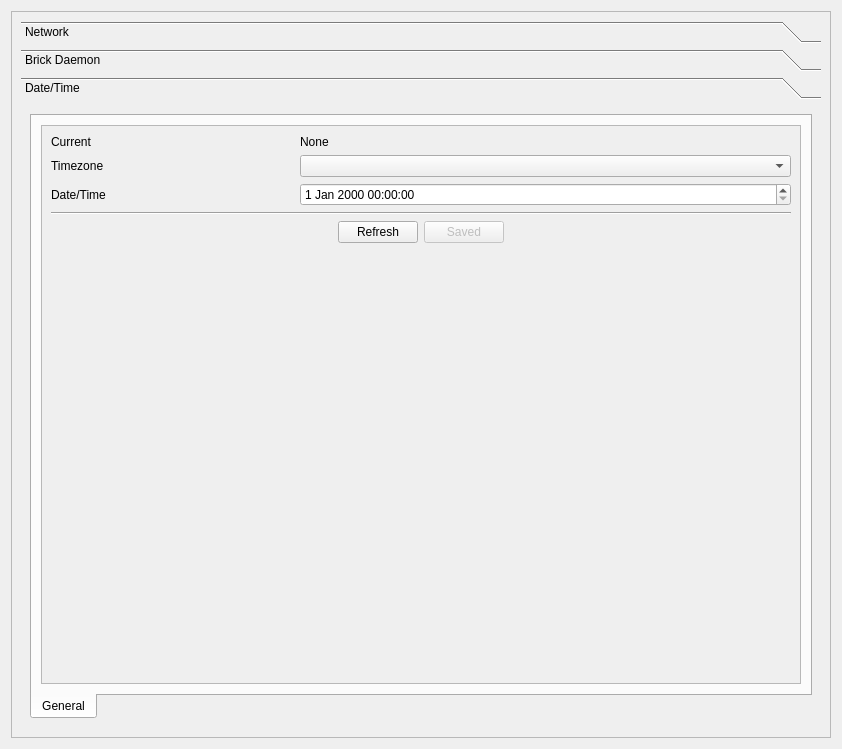
Qt form src/brickv/plugin_system/plugins/red/ui/red_tab_settings.ui (Tinkerforge/brickv) before a commit.
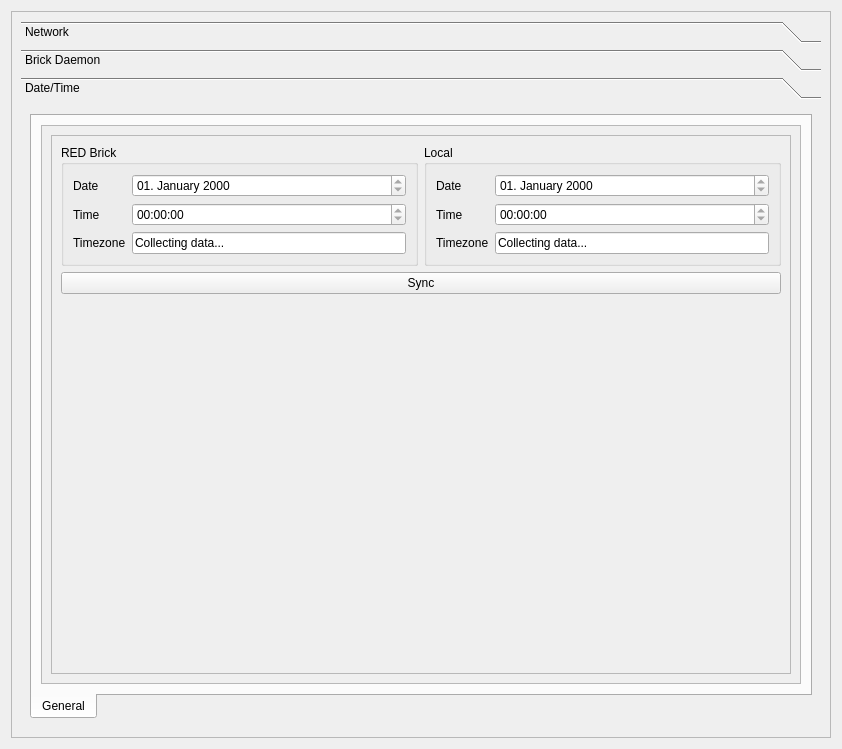
The same form after that commit. The open tabs and pages were chosen to show the change.

Commit message: Add Date/Time tab implementation

What changed in the file:
```diff
--- a/src/brickv/plugin_system/plugins/red/ui/red_tab_settings.ui
+++ b/src/brickv/plugin_system/plugins/red/ui/red_tab_settings.ui
@@ -1251,111 +1251,207 @@
                    <height>547</height>
                   </rect>
                  </property>
-                 <layout class="QVBoxLayout" name="verticalLayout_11">
+                 <layout class="QVBoxLayout" name="verticalLayout_21">
                   <item>
-                   <layout class="QGridLayout" name="gridLayout_7">
-                    <item row="2" column="0">
-                     <widget class="QLabel" name="label_20">
-                      <property name="text">
-                       <string>Date/Time</string>
-                      </property>
-                     </widget>
-                    </item>
-                    <item row="1" column="1" colspan="2">
-                     <widget class="QComboBox" name="cbox_datetime_tz"/>
-                    </item>
-                    <item row="1" column="0">
-                     <widget class="QLabel" name="label_19">
-                      <property name="text">
-                       <string>Timezone</string>
-                      </property>
-                     </widget>
-                    </item>
-                    <item row="4" column="0" colspan="3">
-                     <layout class="QHBoxLayout" name="horizontalLayout_8">
+                   <widget class="QScrollArea" name="scrollArea_8">
+                    <property name="widgetResizable">
+                     <bool>true</bool>
+                    </property>
+                    <widget class="QWidget" name="scrollAreaWidgetContents_9">
+                     <property name="geometry">
+                      <rect>
+                       <x>0</x>
+                       <y>0</y>
+                       <width>742</width>
+                       <height>527</height>
+                      </rect>
+                     </property>
+                     <layout class="QVBoxLayout" name="verticalLayout_11">
                       <item>
-                       <spacer name="horizontalSpacer_15">
-                        <property name="orientation">
-                         <enum>Qt::Horizontal</enum>
-                        </property>
-                        <property name="sizeHint" stdset="0">
-                         <size>
-                          <width>40</width>
-                          <height>20</height>
-                         </size>
-                        </property>
-                       </spacer>
+                       <layout class="QHBoxLayout" name="horizontalLayout_4">
+                        <item>
+                         <widget class="QGroupBox" name="groupBox_3">
+                          <property name="title">
+                           <string>RED Brick</string>
+                          </property>
+                          <layout class="QHBoxLayout" name="horizontalLayout_7">
+                           <item>
+                            <layout class="QGridLayout" name="gridLayout_7">
+                             <item row="1" column="0">
+                              <widget class="QLabel" name="label_19">
+                               <property name="text">
+                                <string>Date</string>
+                               </property>
+                              </widget>
+                             </item>
+                             <item row="2" column="0">
+                              <widget class="QLabel" name="label_20">
+                               <property name="text">
+                                <string>Time</string>
+                               </property>
+                              </widget>
+                             </item>
+                             <item row="3" column="0">
+                              <widget class="QLabel" name="label_33">
+                               <property name="text">
+                                <string>Timezone</string>
+                               </property>
+                              </widget>
+                             </item>
+                             <item row="1" column="1">
+                              <widget class="QDateEdit" name="time_date_red">
+                               <property name="enabled">
+                                <bool>true</bool>
+                               </property>
+                               <property name="readOnly">
+                                <bool>true</bool>
+                               </property>
+                               <property name="displayFormat">
+                                <string>dd. MMMM yyyy</string>
+                               </property>
+                               <property name="calendarPopup">
+                                <bool>false</bool>
+                               </property>
+                              </widget>
+                             </item>
+                             <item row="3" column="1">
+                              <widget class="QLineEdit" name="time_timezone_red">
+                               <property name="enabled">
+                                <bool>true</bool>
+                               </property>
+                               <property name="text">
+                                <string>Collecting data...</string>
+                               </property>
+                               <property name="readOnly">
+                                <bool>true</bool>
+                               </property>
+                              </widget>
+                             </item>
+                             <item row="2" column="1">
+                              <widget class="QTimeEdit" name="time_time_red">
+                               <property name="enabled">
+                                <bool>true</bool>
+                               </property>
+                               <property name="readOnly">
+                                <bool>true</bool>
+                               </property>
+                               <property name="displayFormat">
+                                <string>HH:mm:ss</string>
+                               </property>
+                               <property name="calendarPopup">
+                                <bool>false</bool>
+                               </property>
+                              </widget>
+                             </item>
+                            </layout>
+                           </item>
+                          </layout>
+                         </widget>
+                        </item>
+                        <item>
+                         <widget class="QGroupBox" name="groupBox_2">
+                          <property name="title">
+                           <string>Local</string>
+                          </property>
+                          <layout class="QHBoxLayout" name="horizontalLayout_8">
+                           <item>
+                            <layout class="QGridLayout" name="gridLayout_10">
+                             <item row="0" column="0">
+                              <widget class="QLabel" name="label_34">
+                               <property name="text">
+                                <string>Date</string>
+                               </property>
+                              </widget>
+                             </item>
+                             <item row="2" column="1">
+                              <widget class="QLineEdit" name="time_timezone_local">
+                               <property name="enabled">
+                                <bool>true</bool>
+                               </property>
+                               <property name="text">
+                                <string>Collecting data...</string>
+                               </property>
+                               <property name="readOnly">
+                                <bool>true</bool>
+                               </property>
+                              </widget>
+                             </item>
+                             <item row="1" column="0">
+                              <widget class="QLabel" name="label_35">
+                               <property name="text">
+                                <string>Time</string>
+                               </property>
+                              </widget>
+                             </item>
+                             <item row="2" column="0">
+                              <widget class="QLabel" name="label_36">
+                               <property name="text">
+                                <string>Timezone</string>
+                               </property>
+                              </widget>
+                             </item>
+                             <item row="0" column="1">
+                              <widget class="QDateEdit" name="time_date_local">
+                               <property name="enabled">
+                                <bool>true</bool>
+                               </property>
+                               <property name="readOnly">
+                                <bool>true</bool>
+                               </property>
+                               <property name="displayFormat">
+                                <string>dd. MMMM yyyy</string>
+                               </property>
+                               <property name="calendarPopup">
+                                <bool>false</bool>
+                               </property>
+                              </widget>
+                             </item>
+                             <item row="1" column="1">
+                              <widget class="QTimeEdit" name="time_time_local">
+                               <property name="enabled">
+                                <bool>true</bool>
+                               </property>
+                               <property name="readOnly">
+                                <bool>true</bool>
+                               </property>
+                               <property name="displayFormat">
+                                <string>HH:mm:ss</string>
+                               </property>
+                               <property name="calendarPopup">
+                                <bool>false</bool>
+                               </property>
+                              </widget>
+                             </item>
+                            </layout>
+                           </item>
+                          </layout>
+                         </widget>
+                        </item>
+                       </layout>
                       </item>
                       <item>
-                       <widget class="QPushButton" name="pbutton_datetime_refresh">
+                       <widget class="QPushButton" name="time_sync_button">
                         <property name="text">
-                         <string>Refresh</string>
+                         <string>Sync</string>
                         </property>
                        </widget>
                       </item>
                       <item>
-                       <widget class="QPushButton" name="pbutton_datetime_save">
-                        <property name="enabled">
-                         <bool>false</bool>
-                        </property>
-                        <property name="text">
-                         <string>Saved</string>
-                        </property>
-                       </widget>
-                      </item>
-                      <item>
-                       <spacer name="horizontalSpacer_16">
+                       <spacer name="verticalSpacer_7">
                         <property name="orientation">
-                         <enum>Qt::Horizontal</enum>
+                         <enum>Qt::Vertical</enum>
                         </property>
                         <property name="sizeHint" stdset="0">
                          <size>
-                          <width>40</width>
-                          <height>20</height>
+                          <width>20</width>
+                          <height>40</height>
                          </size>
                         </property>
                        </spacer>
                       </item>
                      </layout>
-                    </item>
-                    <item row="3" column="0" colspan="3">
-                     <widget class="Line" name="line_2">
-                      <property name="orientation">
-                       <enum>Qt::Horizontal</enum>
-                      </property>
-                     </widget>
-                    </item>
-                    <item row="5" column="0">
-                     <spacer name="verticalSpacer_13">
-                      <property name="orientation">
-                       <enum>Qt::Vertical</enum>
-                      </property>
-                      <property name="sizeHint" stdset="0">
-                       <size>
-                        <width>20</width>
-                        <height>40</height>
-                       </size>
-                      </property>
-                     </spacer>
-                    </item>
-                    <item row="2" column="1" colspan="2">
-                     <widget class="QDateTimeEdit" name="dtedit_datetime_value"/>
-                    </item>
-                    <item row="0" column="0">
-                     <widget class="QLabel" name="label_33">
-                      <property name="text">
-                       <string>Current</string>
-                      </property>
-                     </widget>
-                    </item>
-                    <item row="0" column="1" colspan="2">
-                     <widget class="QLabel" name="label_34">
-                      <property name="text">
-                       <string>None</string>
-                      </property>
-                     </widget>
-                    </item>
-                   </layout>
+                    </widget>
+                   </widget>
                   </item>
                  </layout>
                 </widget>
```
Left out of the diff: 2 changed lines with no effect on the pictures. The commit also changes 2 other files.
